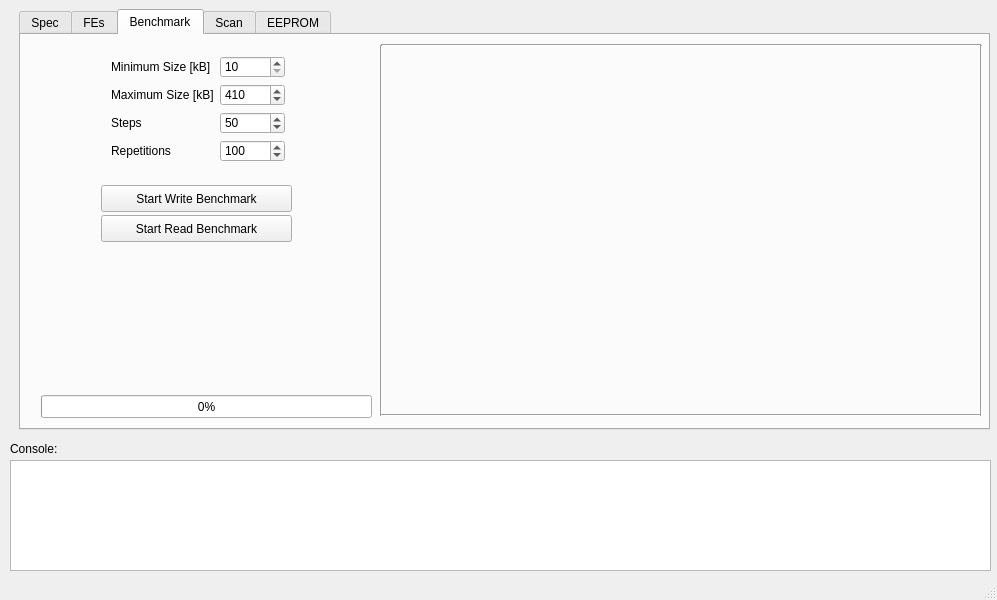
The window that gui/YarrGui/yarrgui.ui (Yarr/Yarr) describes before a commit, drawn with Qt 5.
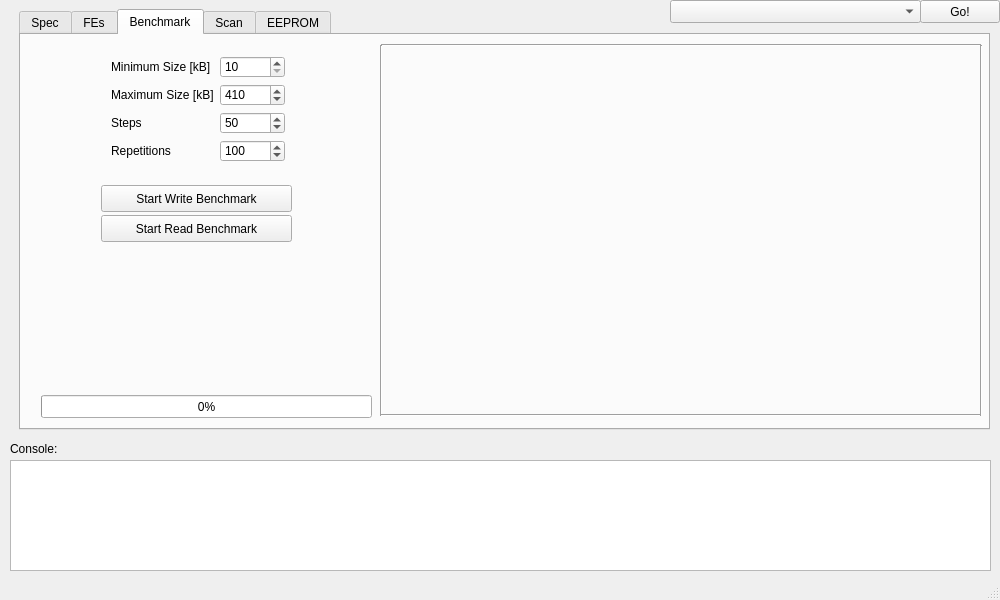
The same window after the commit. The open tabs and pages were chosen to show the change. Custom widgets are drawn as their Qt base class.

Commit message: Added benchmark to drop down menu, works fine - benchmark yet to be removed from tab widget

The edit to the form file:
```diff
--- a/gui/YarrGui/yarrgui.ui
+++ b/gui/YarrGui/yarrgui.ui
@@ -6,7 +6,7 @@
    <rect>
     <x>0</x>
     <y>0</y>
-    <width>997</width>
+    <width>1000</width>
     <height>600</height>
    </rect>
   </property>
@@ -1031,6 +1031,29 @@
      <string>Console:</string>
     </property>
    </widget>
+   <widget class="QComboBox" name="additionalFunctionality">
+    <property name="geometry">
+     <rect>
+      <x>670</x>
+      <y>0</y>
+      <width>251</width>
+      <height>23</height>
+     </rect>
+    </property>
+   </widget>
+   <widget class="QPushButton" name="addFuncButton">
+    <property name="geometry">
+     <rect>
+      <x>920</x>
+      <y>0</y>
+      <width>80</width>
+      <height>23</height>
+     </rect>
+    </property>
+    <property name="text">
+     <string>Go!</string>
+    </property>
+   </widget>
   </widget>
   <widget class="QStatusBar" name="statusBar"/>
   <action name="actionExit">
```
Left out of the diff: 2 changed lines with no effect on the pictures. The commit also changes 3 other files.
